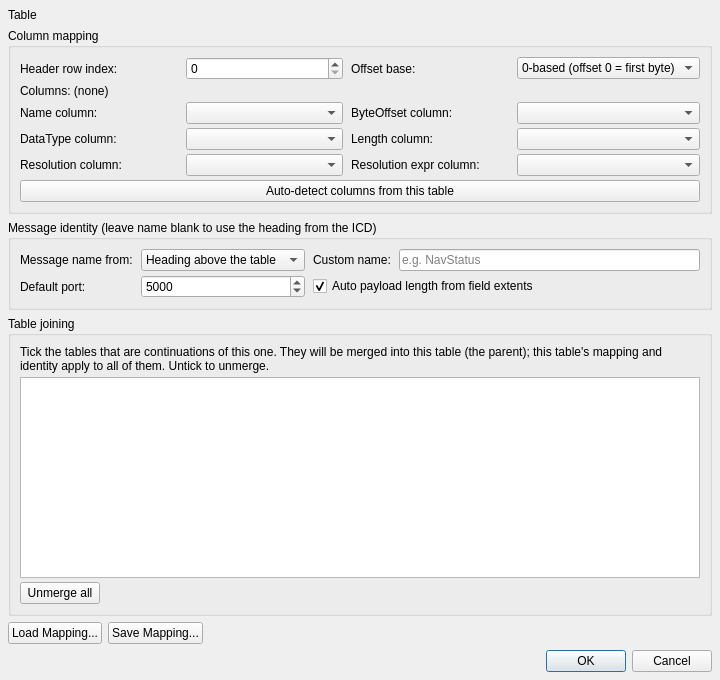
Old version of the form forms/IcdTableSettingsDialog.ui in the repository rohityaduvxnshi/pcapfile.
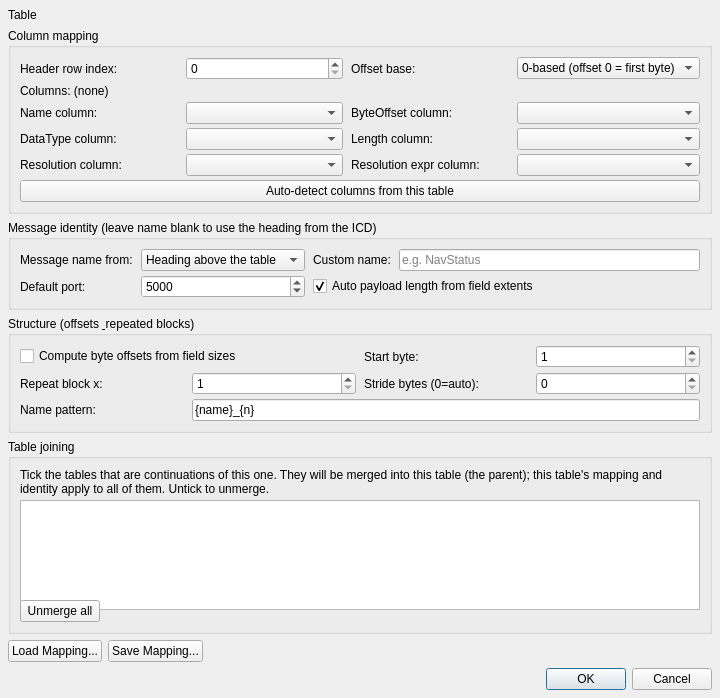
New version of the form.

Commit message: ICD automation P1: size-aware types, offsets-from-size, repeat replication

The edit to the form file:
```diff
--- a/forms/IcdTableSettingsDialog.ui
+++ b/forms/IcdTableSettingsDialog.ui
@@ -4,7 +4,7 @@
  <widget class="QDialog" name="IcdTableSettingsDialog">
   <property name="geometry"><rect><x>0</x><y>0</y><width>720</width><height>680</height></rect></property>
   <property name="windowTitle"><string>Table Settings</string></property>
-  <layout class="QVBoxLayout" name="rootLayout" stretch="0,0,0,1,0,0">
+  <layout class="QVBoxLayout" name="rootLayout" stretch="0,0,0,0,1,0,0">
    <property name="spacing"><number>6</number></property>
    <property name="leftMargin"><number>8</number></property>
    <property name="topMargin"><number>8</number></property>
@@ -59,6 +59,24 @@
      </layout>
     </widget>
    </item>
+   <item>
+    <widget class="QGroupBox" name="gStruct">
+     <property name="title"><string>Structure (offsets &amp; repeated blocks)</string></property>
+     <layout class="QGridLayout" name="lStruct">
+      <property name="horizontalSpacing"><number>8</number></property>
+      <property name="verticalSpacing"><number>4</number></property>
+      <item row="0" column="0" colspan="2"><widget class="QCheckBox" name="chkOffsetsFromSize"><property name="text"><string>Compute byte offsets from field sizes</string></property><property name="toolTip"><string>Ignore the ByteOffset column and lay fields out back-to-back using their Size, starting at the byte on the right.</string></property></widget></item>
+      <item row="0" column="2"><widget class="QLabel" name="lblOffsetStart"><property name="text"><string>Start byte:</string></property></widget></item>
+      <item row="0" column="3"><widget class="QSpinBox" name="spnOffsetStart"><property name="minimum"><number>1</number></property><property name="maximum"><number>1000000</number></property><property name="value"><number>1</number></property></widget></item>
+      <item row="1" column="0"><widget class="QLabel" name="lblRepeatCount"><property name="text"><string>Repeat block x:</string></property></widget></item>
+      <item row="1" column="1"><widget class="QSpinBox" name="spnRepeatCount"><property name="minimum"><number>1</number></property><property name="maximum"><number>4096</number></property><property name="value"><number>1</number></property><property name="toolTip"><string>Clone the whole field block N times (e.g. 8 identical Target blocks). 1 = no repeat.</string></property></widget></item>
+      <item row="1" column="2"><widget class="QLabel" name="lblRepeatStride"><property name="text"><string>Stride bytes (0=auto):</string></property></widget></item>
+      <item row="1" column="3"><widget class="QSpinBox" name="spnRepeatStride"><property name="minimum"><number>0</number></property><property name="maximum"><number>1000000</number></property><property name="value"><number>0</number></property><property name="toolTip"><string>Bytes between repeated blocks. 0 = auto (the block's own size).</string></property></widget></item>
+      <item row="2" column="0"><widget class="QLabel" name="lblRepeatPattern"><property name="text"><string>Name pattern:</string></property></widget></item>
+      <item row="2" column="1" colspan="3"><widget class="QLineEdit" name="txtRepeatPattern"><property name="text"><string>{name}_{n}</string></property><property name="toolTip"><string>{name} = field name, {n} = block number (1..N). Example: {name}_{n} gives RANGE_1, RANGE_2, ...</string></property></widget></item>
+     </layout>
+    </widget>
+   </item>
    <item>
     <widget class="QGroupBox" name="gJoin">
      <property name="title"><string>Table joining</string></property>
```
The commit also changes 8 other files.
